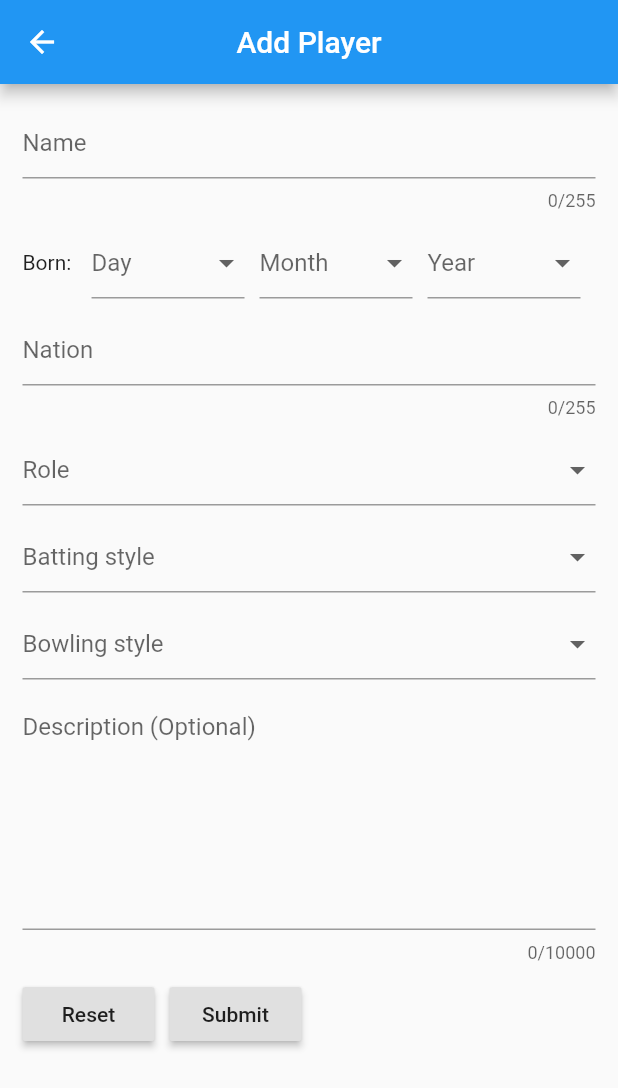
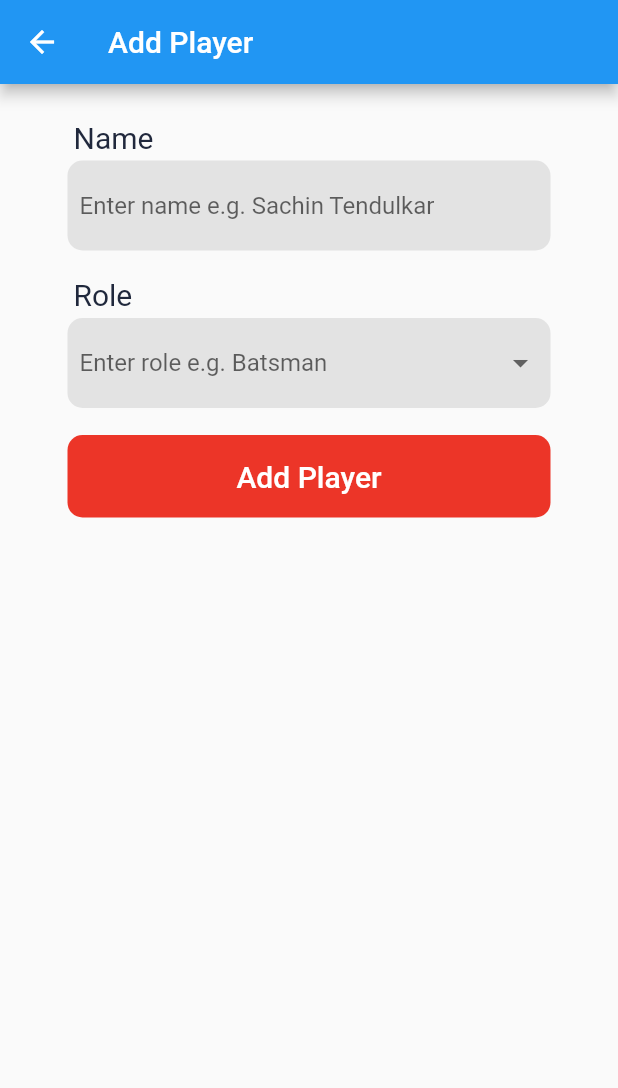
Before and after one commit to shuvoprosadsarnakar/fantasy_cricket, a Flutter app: the AddPlayer screen opened directly, on a phone screen of 412 x 824 dp. Shown: the top 1088 px of the screen. Run offline on Flutter 3.47's test engine with Material 2 defaults, Android fonts, the phone set to English and light mode, and no system bars; our stand-ins replace bloc, cloud_firestore, flutter_bloc; accounts and stored records are empty.

Commit message:
updated add player screen
Created PLayerRoleCubit (extended from Cubit class) class to update player role form field's value in add player screen. Added latest bloc and flutter_bloc packages to work with Cubit class. Updated provider package from 4.0.5 to 5.0.0 because flutter_bloc package is dependent on provider 5.0.0.

```diff
--- a/lib/main.dart
+++ b/lib/main.dart
@@ -1,3 +1,4 @@
+import 'package:fantasy_cricket/screens/add_player/add_player.dart';
 import 'package:fantasy_cricket/screens/auth/login.dart';
 import 'package:flutter/material.dart';
 import 'package:fantasy_cricket/screens/manage_player/manage_player.dart';
@@ -11,7 +12,7 @@ class MyApp extends StatelessWidget
   {
     return MaterialApp(
       title: 'Fantasy Cricket',
-      home: Login(),
+      home: AddPlayer(),
       debugShowCheckedModeBanner: false,
     );
   }
--- a/lib/screens/add_player/add_player.dart
+++ b/lib/screens/add_player/add_player.dart
@@ -1,235 +1,132 @@
+import 'package:fantasy_cricket/resources/colours/colour_pallate.dart';
+import 'package:fantasy_cricket/screens/add_player/player_role_cubit.dart';
 import 'package:flutter/material.dart';
+import 'package:flutter_bloc/flutter_bloc.dart';
 
-class AddPlayer extends StatefulWidget
-{
+class AddPlayer extends StatelessWidget {
   @override
-  AddPlayerState createState() => AddPlayerState();
-}
+  Widget build(BuildContext context) {
+    final GlobalKey<FormState> formKey = GlobalKey<FormState>();
+    final PlayerRoleCubit playerRoleCubit = PlayerRoleCubit();
 
-class AddPlayerState extends State<AddPlayer>
-{
-  var formKey = GlobalKey<FormState>();
-
-  String name, bornDay, bornMonth, bornYear, nation, role, battingStyle,
-  bowlingStyle, description;
-
-  List<String> bornDays = []; // needed for born field
-  List<String> bornYears = []; // needed for born field
-
-  List<String> roles = ['Batsman', 'Bowler', 'All Rounder', 'Wicket Keeper'];
-  List<String> battingStyles = ['Right Handed Batsman', 'Left Handed Batsman'];
-  List<String> bowlingStyles = ['Fast', 'Medium', 'Spin'];
-
-  void initState()
-  {
-    super.initState();
-
-    // init monthDays list
-    for(int i = 1; i <= 31; i++) bornDays.add(i.toString());
-
-    // init bornYears list
-    int lastBornYear = DateTime.now().year - 17; // minimum player age is 17
-    for(int i = 1980; i <= lastBornYear; i++) bornYears.add(i.toString());
-  }
-
-  @override
-  Widget build(BuildContext context)
-  {
     return Scaffold(
-      appBar: AppBar(
-        title: Text('Add Player'),
-        centerTitle: true,
+      appBar: AppBar(title: Text('Add Player')),
+      body: Form(
+        key: formKey,
+        child: ListView(
+          padding: EdgeInsets.symmetric(
+            vertical: 20,
+            horizontal: 45,
           ),
-      body: ListView(
-        children: [
-          Padding(
-            padding: EdgeInsets.all(15),
-            child: Form(
-              key: formKey,
-              child: Column(
           children: [
             // name field
-                  getTextFormField(
-                    name: 'Name',
-                    onSaved: (String value) => name = value,
+            Padding(
+              padding: EdgeInsets.all(4),
+              child: Text(
+                "Name",
+                style: TextStyle(
+                  color: ColourPallate.ebonyClay,
+                  fontSize: 20,
+                ),
+              ),
+            ),
+            Container(
+              decoration: BoxDecoration(
+                color: ColourPallate.mercury,
+                borderRadius: BorderRadius.all(Radius.circular(10)),
+              ),
+              child: Padding(
+                padding: EdgeInsets.symmetric(
+                  vertical: 6,
+                  horizontal: 8,
+                ),
+                child: TextFormField(
+                  cursorColor: Colors.black38,
+                  decoration: InputDecoration(
+                    border: InputBorder.none,
+                    hintStyle: TextStyle(fontSize: 16),
+                    hintText: 'Enter name e.g. Sachin Tendulkar',
+                  ),
+                ),
+              ),
             ),
 
-                  // born fields
-                  Row(
-                    children: [
-                      Text('Born: '),
-                      SizedBox(width: 10),
+            // space between two fields
+            SizedBox(height: 14),
 
-                      // born day field
-                      Expanded(
-                        child: getDropdownButtonFormField(
-                          name: 'Day',
-                          items: getDropdownButtonItems(bornDays),
-                          onChanged: (value) => bornDay = value,
+            // role field
+            Padding(
+              padding: EdgeInsets.all(4),
+              child: Text(
+                "Role",
+                style: TextStyle(
+                  color: ColourPallate.ebonyClay,
+                  fontSize: 20,
                 ),
               ),
-                      SizedBox(width: 10),
-
-                      // born month field
-                      Expanded(
-                        child: getDropdownButtonFormField(
-                          name: 'Month',
-                          items: getBornMonthItems(),
-                          onChanged: (value) => bornMonth = value,
+            ),
+            Container(
+              decoration: BoxDecoration(
+                color: ColourPallate.mercury,
+                borderRadius: BorderRadius.all(Radius.circular(10)),
+              ),
+              child: Padding(
+                padding: EdgeInsets.symmetric(
+                  vertical: 6,
+                  horizontal: 8,
+                ),
+                child: BlocBuilder<PlayerRoleCubit, String>(
+                  bloc: playerRoleCubit,
+                  builder: (BuildContext context, String state) {
+                    return DropdownButton<String>(
+                      value: playerRoleCubit.state,
+                      isExpanded: true,
+                      underline: Container(
+                        height: 1,
+                        color: ColourPallate.mercury,
+                      ),
+                      hint: Text('Enter role e.g. Batsman'),
+                      items: playerRoleCubit.playerRoles.map((String value) {
+                        return DropdownMenuItem(
+                          value: value,
+                          child: Text(value),
+                        );
+                      }).toList(),
+                      onChanged: (String value) {
+                        playerRoleCubit.emitState(value);
+                      },
+                    );
+                  }
+                )
               ),
             ),
-                      SizedBox(width: 10),
 
-                      // born year field
-                      Expanded(
-                        child: getDropdownButtonFormField(
-                          name: 'Year',
-                          items: getDropdownButtonItems(bornYears),
-                          onChanged: (value) => bornYear = value,
+            // space between two fields
+            SizedBox(height: 18),
+
+            // add player button
+            TextButton(
+              child: Padding(
+                padding: EdgeInsets.all(8),
+                child: Text(
+                  'Add Player',
+                  style: TextStyle(fontSize: 20),
                 ),
               ),
-                      SizedBox(width: 10),
-                    ],
+              style: TextButton.styleFrom(
+                shape: RoundedRectangleBorder(
+                  borderRadius: BorderRadius.circular(10),
                 ),
-                  SizedBox(height: 10),
-
-                  // nation field
-                  getTextFormField(
-                    name: 'Nation',
-                    onSaved: (String value) => nation = value,
+                primary: Colors.white,
+                backgroundColor: ColourPallate.pomegranate,
               ),
-
-                  // role field
-                  getDropdownButtonFormField(
-                    name: 'Role',
-                    items: getDropdownButtonItems(roles),
-                    onChanged: (value) => role = value,
-                  ),
-                  SizedBox(height: 10),
-
-                  // batting style field
-                  getDropdownButtonFormField(
-                    name: 'Batting style',
-                    items: getDropdownButtonItems(battingStyles),
-                    onChanged: (value) => battingStyle = value,
-                  ),
-                  SizedBox(height: 10),
-
-                  // bowling style field
-                  getDropdownButtonFormField(
-                    name: 'Bowling style',
-                    items: getDropdownButtonItems(bowlingStyles),
-                    onChanged: (value) => bowlingStyle = value,
-                  ),
-                  SizedBox(height: 10),
-
-                  // description field
-                  getTextFormField(
-                    name: 'Description (Optional)',
-                    maxLines: 7,
-                    maxLength: 10000,
-                    onSaved: (String value) => description = value,
-                    isRequired: false,
-                  ),
-
-                  // form buttons
-                  Row(
-                    children: [
-                      // reset button
-                      RaisedButton(
-                        child: Text('Reset'),
-                        onPressed: () => formKey.currentState.reset(),
-                      ),
-                      SizedBox(width: 10),
-
-                      // submit button
-                      RaisedButton(
-                        child: Text('Submit'),
               onPressed: () {
-                          if(formKey.currentState.validate()) {
-                            formKey.currentState.save();
-                          }
+                print('Pressed!');
               },
-                      ),
-                    ],
-                  ),
+            )
           ],
         ),
       ),
-          ),
-        ],
-      ),
     );
   }
-
-  Column getTextFormField({String name, Function onSaved, int maxLength = 255,
-  int maxLines = 1, bool isRequired = true})
-  {
-    Function validator;
-
-    if(isRequired) {
-      validator = (String value) {
-        if(value.length == 0) return '$name is required.';
-      };
-    } else validator = (String value) {};
-
-    return Column(
-      children: [
-        TextFormField(
-          decoration: InputDecoration(hintText: name),
-          maxLength: maxLength,
-          maxLines: maxLines,
-          validator: validator,
-          onSaved: onSaved,
-        ),
-        SizedBox(height: 10),
-      ],
-    );
 }
-
-  DropdownButtonFormField getDropdownButtonFormField({String name, List items,
-  Function onChanged})
-  {
-    return DropdownButtonFormField(
-      hint: Text(name),
-      items: items,
-      onChanged: onChanged,
-      validator: (value) {
-        if(value == null) return '$name is required.';
-      },
-    );
-  }
-
-  List<DropdownMenuItem<String>> getDropdownButtonItems(List<String> items)
-  {
-    int itemsLength = items.length;
-    List<DropdownMenuItem<String>> dropdownItems = [];
-
-    for(int i = 0; i < itemsLength; i++)
-    {
-      dropdownItems.add(DropdownMenuItem(
-        child: Text(items[i]),
-        value: items[i],
-      ));
-    }
-
-    return dropdownItems;
-  }
-
-  List<DropdownMenuItem<String>> getBornMonthItems()
-  {
-    List<String> monthNames = ['Jan', 'Feb', 'Mar', 'Apr', 'May', 'Jun', 'Jul',
-    'Aug', 'Sep', 'Oct', 'Nov', 'Dec'];
-    List<DropdownMenuItem<String>> bornMonthItems = [];
-
-    for(int i = 0; i < 12; i++)
-    {
-      bornMonthItems.add(DropdownMenuItem(
-        child: Text(monthNames[i]),
-        value: i.toString(),
-      ));
-    }
-
-    return bornMonthItems;
-  }
-}
--- /dev/null
+++ b/lib/screens/add_player/player_role_cubit.dart
@@ -0,0 +1,14 @@
+import 'package:bloc/bloc.dart';
+
+class PlayerRoleCubit extends Cubit<String> {
+  PlayerRoleCubit() : super(null);
+
+  final List<String> playerRoles = <String>[
+    'Batsman',
+    'Wicket Keeper',
+    'All Rounder',
+    'Bowler',
+  ];
+
+  void emitState(String state) => emit(state);
+}
--- a/pubspec.yaml
+++ b/pubspec.yaml
@@ -32,9 +32,10 @@ dependencies:
   google_sign_in: 4.4.1
 
   rxdart: 0.23.1
-  provider: 4.0.5
+  provider: 5.0.0
 
-
+  bloc: ^7.0.0
+  flutter_bloc: ^7.0.0
 
 dev_dependencies:
   flutter_test:
```
Also changed, not shown: pubspec.lock. Lines whose indentation alone changed are shown as unchanged.
